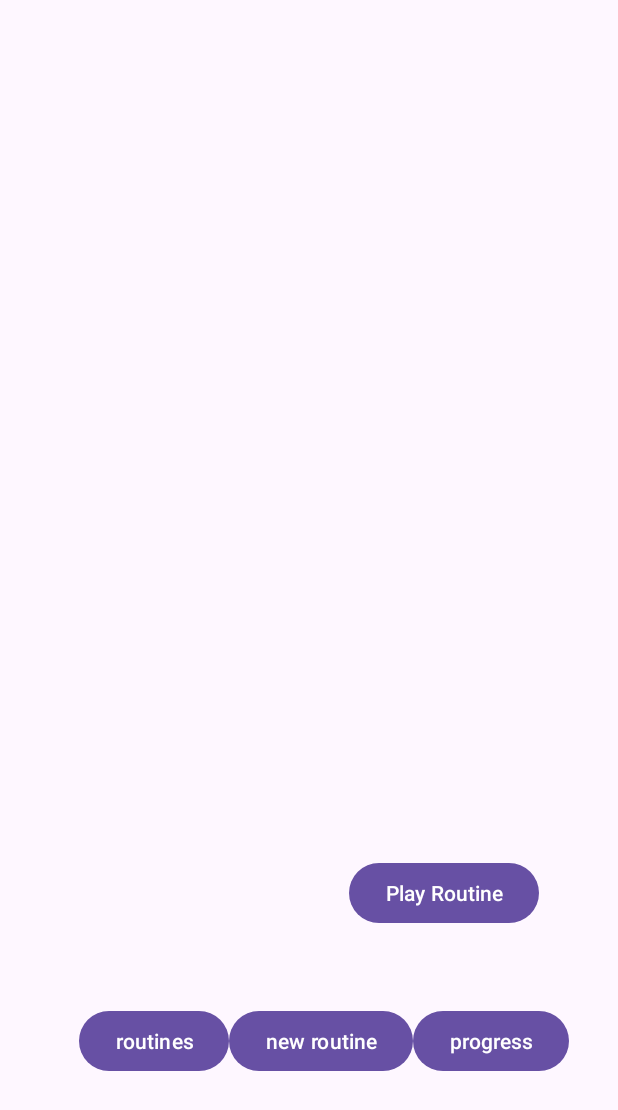
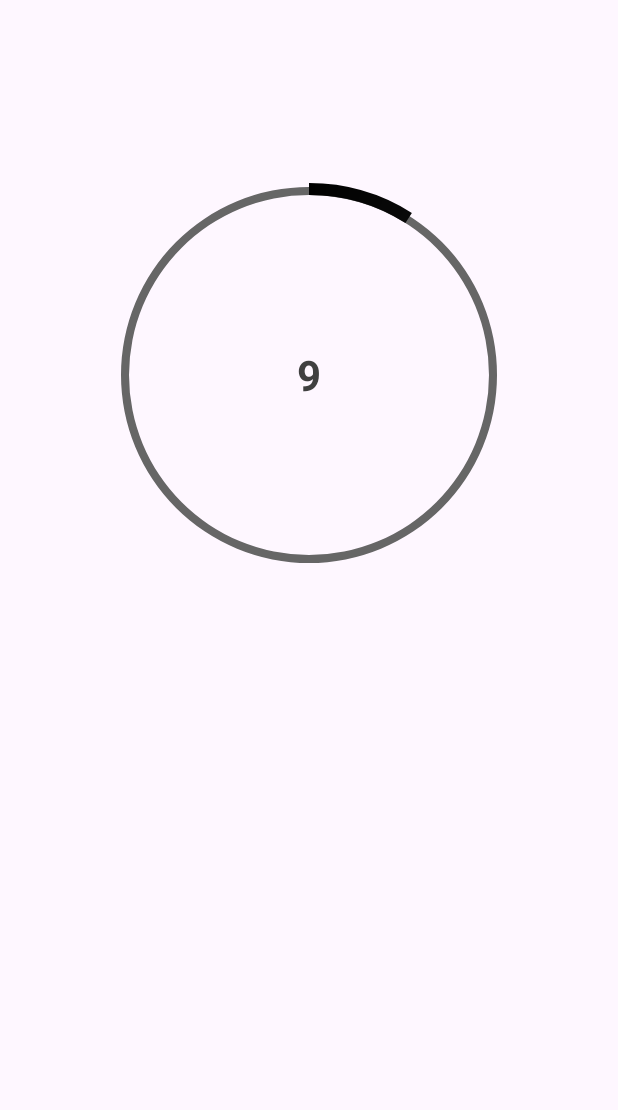
Before and after one commit to banaina/FlexFriend, an Android app: the FullRoutineActivity screen opened directly, with no data from a screen before it, after a tap on "Play Routine", on a phone screen of 412 x 824 dp. Shown: the top 1110 px of the screen. Run offline under Robolectric (Android 15) with nearby library versions, the phone set to English and light mode, and no system bars.

Commit message:
completed recycler view for routine display + began play routine feature

```diff
--- a/app/src/main/AndroidManifest.xml
+++ b/app/src/main/AndroidManifest.xml
@@ -15,6 +15,9 @@
         android:supportsRtl="true"
         android:theme="@style/Theme.FlexFriend"
         tools:targetApi="31">
+        <activity
+            android:name=".PlayRoutineActivity"
+            android:exported="false" />
         <activity
             android:name=".FullRoutineActivity"
             android:exported="false" />
--- a/app/src/main/java/com/example/flexfriend/FlexFriendDatabase.java
+++ b/app/src/main/java/com/example/flexfriend/FlexFriendDatabase.java
@@ -55,6 +55,30 @@ public class FlexFriendDatabase {
 
     }
 
+    public Cursor getMovementData(String routineName){
+
+        // return a string of each movement from the data base, i.e lunge, 10 rep, 3 set
+
+        SQLiteDatabase db = helper.getWritableDatabase();
+        String[] columns = {Constants.UID, Constants.ROUTINE_NAME, Constants.MOVEMENT, Constants.NUM_OF_REPS, Constants.NUM_OF_SETS};
+        Cursor cursor = db.query(Constants.TABLE_NAME, columns, Constants.ROUTINE_NAME + "='" +routineName+ "'", null, null,
+                null, null);
+
+        return cursor;
+
+    }
+public Cursor getData(){
+
+        // return a string of each movement from the data base, i.e lunge, 10 rep, 3 set
+
+        SQLiteDatabase db = helper.getWritableDatabase();
+        String[] columns = {Constants.UID, Constants.CATEGORY, Constants.ROUTINE_NAME, Constants.MOVEMENT, Constants.NUM_OF_REPS, Constants.NUM_OF_SETS};
+        Cursor cursor = db.query(Constants.TABLE_NAME, columns, null, null, null, null, null);
+
+        return cursor;
+
+    }
+
 
 
 
--- a/app/src/main/java/com/example/flexfriend/FullRoutineActivity.java
+++ b/app/src/main/java/com/example/flexfriend/FullRoutineActivity.java
@@ -1,8 +1,8 @@
 package com.example.flexfriend;
 
 import android.content.Intent;
+import android.database.Cursor;
 import android.os.Bundle;
-import android.os.PersistableBundle;
 import android.view.View;
 import android.widget.Button;
 import android.widget.TextView;
@@ -23,7 +23,9 @@ public class FullRoutineActivity extends AppCompatActivity implements View.OnCli
     MyHelper helper;
     Button playRoutineBtn, routinesBtn, newRoutineBtn, progressBtn;
     FlexFriendDatabase db;
-    ArrayList<String[]> movementsArrayList;
+    ArrayList<String> movementsArrayList;
+    private String movementInfo;
+
     @Override
     public void onCreate(@Nullable Bundle savedInstanceState) {
         super.onCreate(savedInstanceState);
@@ -44,15 +46,32 @@ public class FullRoutineActivity extends AppCompatActivity implements View.OnCli
         newRoutineBtn.setOnClickListener(this);
         progressBtn.setOnClickListener(this);
 
+        //initialize database and helper
         db = new FlexFriendDatabase(this);
         helper = new MyHelper(this);
-
+        //get the data from the intent and create a string holding the name of the current routine
         Intent intent = getIntent();
         String routineName = intent.getStringExtra("ROUTINE NAME");
         routineNameTV.setText(routineName);
+        //get movement names
+        Cursor cursor = db.getMovementData(routineName);
+        // looks at the routine names
+        int index1 = cursor.getColumnIndex(Constants.MOVEMENT);
+        int index2 = cursor.getColumnIndex(Constants.NUM_OF_REPS);
+        int index3 = cursor.getColumnIndex(Constants.NUM_OF_SETS);
 
-        movementsArrayList = new ArrayList<>();
         //TODO: add the movement data into the movementsArrayList from the database
+        movementsArrayList = new ArrayList<String>();
+        cursor.moveToFirst();
+        while (!cursor.isAfterLast()){
+            String movementNameIndex = cursor.getString(index1);
+            String repsORsecondsIndex = cursor.getString(index2);
+            String setsIndex = cursor.getString(index3);
+            movementInfo = movementNameIndex + "," + repsORsecondsIndex + " REP" +"," + setsIndex + " SET";
+            movementsArrayList.add(movementInfo);
+            cursor.moveToNext();
+        }
+
         fullRoutineRecyclerView.setLayoutManager(new LinearLayoutManager(this));
         adapter = new FullRoutine_RecyclerViewAdapter(this, movementsArrayList);
         fullRoutineRecyclerView.setAdapter(adapter);
@@ -62,7 +81,8 @@ public class FullRoutineActivity extends AppCompatActivity implements View.OnCli
     public void onClick(View v) {
         if (v.getId() == R.id.playRoutineBtn){
             //go to the activity that plays the routine
-            Toast.makeText(this, "clicked play button", Toast.LENGTH_SHORT).show();
+            Intent intent = new Intent(this, PlayRoutineActivity.class);
+            startActivity(intent);
         }
         if (v.getId() == R.id.routinesBtn) {
             // go to the routines page that lets the user choose which category of routines
--- a/app/src/main/java/com/example/flexfriend/FullRoutine_RecyclerViewAdapter.java
+++ b/app/src/main/java/com/example/flexfriend/FullRoutine_RecyclerViewAdapter.java
@@ -14,29 +14,31 @@ import java.util.ArrayList;
 public class FullRoutine_RecyclerViewAdapter extends RecyclerView.Adapter<FullRoutine_RecyclerViewAdapter.FullRoutineVH> {
 
     Context context;
-    ArrayList<String[]> movements;
-    public FullRoutine_RecyclerViewAdapter(Context context, ArrayList<String[]> movements){
+    ArrayList<String> movements;
+    public FullRoutine_RecyclerViewAdapter(Context context, ArrayList<String> movements){
         this.context = context;
         this.movements = movements;
     }
     @NonNull
     @Override
     public FullRoutineVH onCreateViewHolder(@NonNull ViewGroup parent, int viewType) {
-        View view = LayoutInflater.from(parent.getContext()).inflate(R.layout.routine_desc_model, parent, false);
-        return new FullRoutine_RecyclerViewAdapter.FullRoutineVH(view);
+        View view = LayoutInflater.from(parent.getContext()).inflate(R.layout.full_routine_model, parent, false);
+        FullRoutineVH viewHolder = new FullRoutineVH(view);
+        return viewHolder;
     }
 
     @Override
     public void onBindViewHolder(@NonNull FullRoutine_RecyclerViewAdapter.FullRoutineVH holder, int position) {
-        TextView movementNameTV = holder.movementNameTV;
-        TextView repsTV = holder.repsTV;
-        TextView setsTV = holder.setsTV;
+        String[]  results = (movements.get(position).toString()).split(",");
+        holder.movementNameTV.setText(results[0]);
+        holder.repsTV.setText(results[1]);
+        holder.setsTV.setText(results[2]);
 
     }
 
     @Override
     public int getItemCount() {
-        return 0;
+        return movements.size();
     }
     public static class FullRoutineVH extends RecyclerView.ViewHolder{
         TextView movementNameTV, repsTV, setsTV;
@@ -45,9 +47,9 @@ public class FullRoutine_RecyclerViewAdapter extends RecyclerView.Adapter<FullRo
         public FullRoutineVH(@NonNull View itemView){
             super(itemView);
 
-            movementNameTV = itemView.findViewById(R.id.movementNameTV);
-            repsTV = itemView.findViewById(R.id.repsTV);
-            setsTV = itemView.findViewById(R.id.setsTV);
+            movementNameTV = itemView.findViewById(R.id.movementName);
+            repsTV = itemView.findViewById(R.id.repOrsec);
+            setsTV = itemView.findViewById(R.id.sets);
             context = itemView.getContext();
         }
     }
--- /dev/null
+++ b/app/src/main/java/com/example/flexfriend/PlayRoutineActivity.java
@@ -0,0 +1,48 @@
+package com.example.flexfriend;
+
+import androidx.appcompat.app.AppCompatActivity;
+
+import android.os.Bundle;
+import android.os.Handler;
+import android.widget.ProgressBar;
+import android.widget.TextView;
+
+public class PlayRoutineActivity extends AppCompatActivity {
+    /* PlayRoutineActivityClass:
+     * A class which controls the behavior of how each routine is executed,
+     * based on the information stored in the data base for each movement.
+     *
+     * Reference: https://www.geeksforgeeks.org/how-to-implement-circular-progressbar-in-android/
+     */
+
+    private ProgressBar progressBar;
+    private TextView progressText;
+    private int i = 0;
+
+    @Override
+    protected void onCreate(Bundle savedInstanceState) {
+        super.onCreate(savedInstanceState);
+        setContentView(R.layout.activity_play_routine);
+
+        progressBar = findViewById(R.id.progress_bar);
+        progressText = findViewById(R.id.progress_text);
+
+        final Handler handler = new Handler();
+        handler.postDelayed(new Runnable() {
+            @Override
+            public void run() {
+                // set the limitations for the numeric
+                // text under the progress bar
+                if (i <= 100) {
+                    progressText.setText("" + i);
+                    progressBar.setProgress(i);
+                    i++;
+                    handler.postDelayed(this, 200);
+                } else {
+                    handler.removeCallbacks(this);
+                }
+            }
+        }, 200);
+
+    }
+}
--- /dev/null
+++ b/app/src/main/res/drawable/circular_progress_bar.xml
@@ -0,0 +1,21 @@
+<?xml version="1.0" encoding="utf-8"?>
+<!--Reference: https://www.geeksforgeeks.org/how-to-implement-circular-progressbar-in-android/-->
+
+<rotate xmlns:android="http://schemas.android.com/apk/res/android"
+    android:fromDegrees="270"
+    android:toDegrees="270">
+
+    <shape
+        android:innerRadiusRatio="2.5"
+        android:shape="ring"
+        android:thickness="8dp"
+        android:useLevel="true">
+        <gradient
+            android:angle="0"
+            android:endColor="#666666"
+            android:startColor="#000000"
+            android:type="sweep"
+            android:useLevel="false" />
+    </shape>
+
+</rotate>
--- /dev/null
+++ b/app/src/main/res/drawable/circular_shape.xml
@@ -0,0 +1,10 @@
+<?xml version="1.0" encoding="utf-8"?>
+<!--Reference: https://www.geeksforgeeks.org/how-to-implement-circular-progressbar-in-android/-->
+<shape
+    xmlns:android="http://schemas.android.com/apk/res/android"
+    android:innerRadiusRatio="2.5"
+    android:shape="ring"
+    android:thickness="5dp"
+    android:useLevel="false">
+    <solid android:color="#666666" />
+</shape>
--- a/app/src/main/res/layout/activity_full_routine_descrip.xml
+++ b/app/src/main/res/layout/activity_full_routine_descrip.xml
@@ -21,6 +21,8 @@
         android:layout_width="0dp"
         android:layout_height="500dp"
         android:layout_marginTop="20dp"
+        android:visibility="visible"
+        app:layoutManager="LinearLayoutManager"
         app:layout_constraintEnd_toEndOf="parent"
         app:layout_constraintHorizontal_bias="1.0"
         app:layout_constraintStart_toStartOf="parent"
--- /dev/null
+++ b/app/src/main/res/layout/activity_play_routine.xml
@@ -0,0 +1,43 @@
+<?xml version="1.0" encoding="utf-8"?>
+<LinearLayout
+    xmlns:android="http://schemas.android.com/apk/res/android"
+    xmlns:tools="http://schemas.android.com/tools"
+    android:layout_width="match_parent"
+    android:layout_height="match_parent"
+    android:gravity="center_horizontal"
+    android:orientation="vertical"
+    tools:context=".MainActivity">
+
+    <RelativeLayout
+        android:id="@+id/progress_layout"
+        android:layout_width="300dp"
+        android:layout_height="300dp"
+        android:layout_margin="100dp">
+
+        <!--progress bar implementation-->
+        <ProgressBar
+            android:id="@+id/progress_bar"
+            style="?android:attr/progressBarStyleHorizontal"
+            android:layout_width="match_parent"
+            android:layout_height="match_parent"
+            android:background="@drawable/circular_shape"
+            android:indeterminate="false"
+            android:progressDrawable="@drawable/circular_progress_bar"
+            android:textAlignment="center" />
+
+        <!--Text implementation in center of the progress bar-->
+        <TextView
+            android:id="@+id/progress_text"
+            android:layout_width="wrap_content"
+            android:layout_height="wrap_content"
+            android:layout_alignParentLeft="true"
+            android:layout_alignParentRight="true"
+            android:layout_centerVertical="true"
+            android:gravity="center"
+            android:text="---"
+            android:textColor="#404040"
+            android:textSize="28sp"
+            android:textStyle="bold" />
+    </RelativeLayout>
+
+</LinearLayout>
```
Also changed, not shown: app/src/main/res/layout/full_routine_model.xml (added, +36 -0 lines), app/src/main/res/layout/routine_desc_model.xml (deleted, +0 -40 lines).
